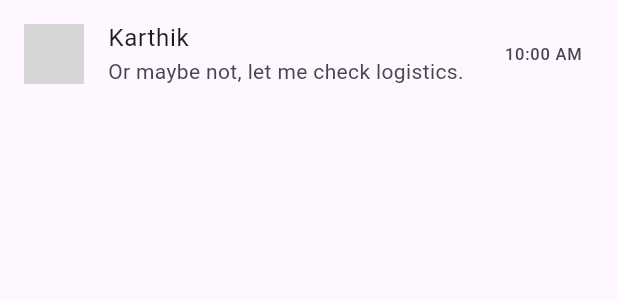
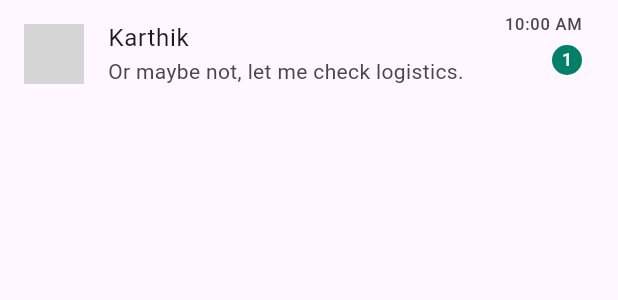
Before and after one commit to musamairshad/WhatsApp-Clone, a Flutter app: the ChatItem widget shown alone on an empty page, opened directly with sample values from the repository, on a phone screen of 412 x 824 dp. Shown: the top 300 px of the screen. Run offline on Flutter 3.47's test engine with Material 2 defaults, Android fonts, the phone set to English and light mode, and no system bars; our stand-ins replace google_fonts; network calls fail; grey boxes are pictures that could not be loaded.

Commit message:
chat_item.dart is modified.

```diff
--- a/lib/widgets/chat_item.dart
+++ b/lib/widgets/chat_item.dart
@@ -19,13 +19,33 @@ class ChatItem extends StatelessWidget {
     return SizedBox(
       child: ListTile(
         onTap: () => _selectChat(context, chat),
+        onLongPress: () {
+          // ...
+        },
         leading: CircleAvatar(
           radius: 20.0,
           backgroundImage: NetworkImage(chat.picture),
         ),
         title: Text(chat.name),
         subtitle: Text(chat.lastChat),
-        trailing: Text(chat.latestTimestamp),
+        trailing: Column(
+          crossAxisAlignment: CrossAxisAlignment.end,
+          children: [
+            Text(chat.latestTimestamp),
+            const SizedBox(height: 6.0),
+            const CircleAvatar(
+              backgroundColor: Color(0xff008069),
+              radius: 10.0,
+              child: Text(
+                '1',
+                style: TextStyle(
+                  color: Colors.white,
+                  fontSize: 12.0,
+                ),
+              ),
+            ),
+          ],
+        ),
       ),
     );
   }
```
